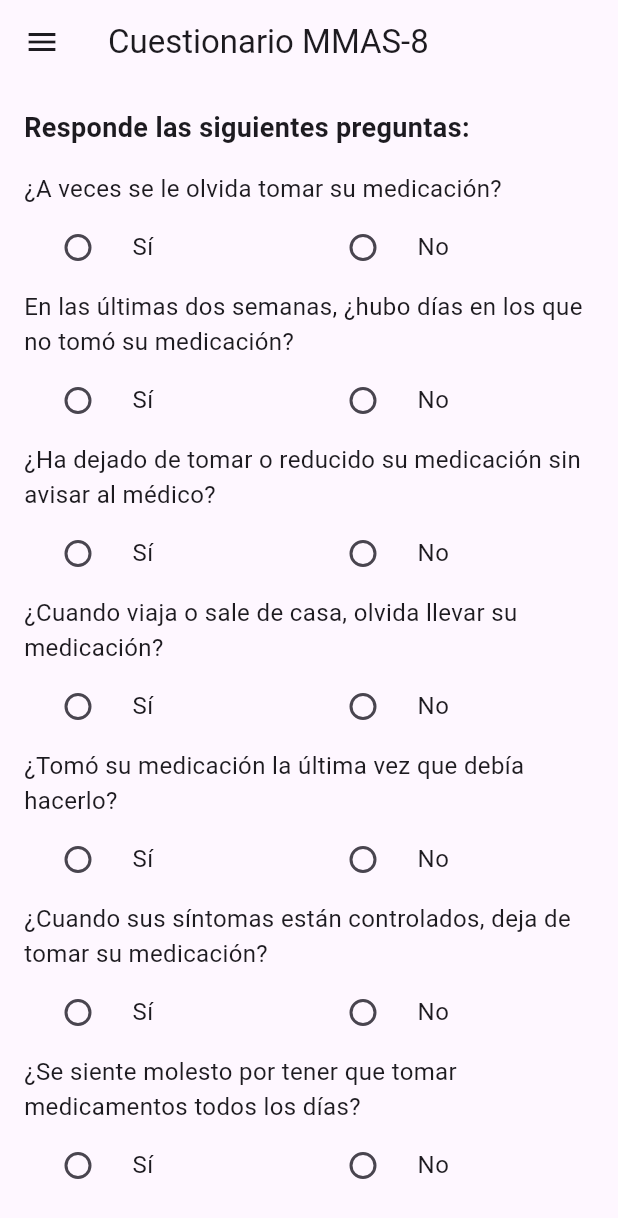
After one commit to RaulAntonioEsquivelCarpio001/mediapp, a Flutter app: the MMAS8Screen screen opened by its route, on a phone screen of 412 x 824 dp. The commit adds this screen. Shown: the top 1218 px of the screen. Run offline on Flutter 3.47's test engine with Material 3 defaults, Android fonts, the phone set to English and light mode, and no system bars; our stand-ins replace sqflite; accounts and stored records are empty.

Commit message:
Implementacion de funcionalidad para tomar cuestionario MMAS-8

```diff
--- a/lib/main.dart
+++ b/lib/main.dart
@@ -6,6 +6,8 @@ import 'screens/editar_medicamento_screen.dart';
 import 'screens/tratamientos/tratamientos_screen.dart';
 import 'screens/tratamientos/registrar_tratamiento_screen.dart';
 import 'screens/tratamientos/editar_tratamiento_screen.dart';
+import 'screens/mmas8_screen.dart';
+
 
 void main() {
   runApp(const MediApp());
@@ -27,6 +29,8 @@ class MediApp extends StatelessWidget {
         "/registrarMedicamento": (context) => const RegistrarMedicamentoScreen(),
         "/tratamientos": (context) => const TratamientosScreen(),
         "/registrarTratamiento": (context) => const RegistrarTratamientoScreen(),
+        "/mmas8": (context) => const MMAS8Screen(),
+
       },
       // Rutas dinámicas (para editar registros)
       onGenerateRoute: (settings) {
--- /dev/null
+++ b/lib/models/mmas8_result.dart
@@ -0,0 +1,37 @@
+// lib/models/mmas8_result.dart
+
+class MMAS8Result {
+  int? id;
+  double score;
+  String adherenceLevel;
+  int dateTaken; // epoch (milisegundos)
+  String? notes;
+
+  MMAS8Result({
+    this.id,
+    required this.score,
+    required this.adherenceLevel,
+    required this.dateTaken,
+    this.notes,
+  });
+
+  Map<String, dynamic> toMap() {
+    return {
+      'id': id,
+      'score': score,
+      'adherence_level': adherenceLevel,
+      'date_taken': dateTaken,
+      'notes': notes,
+    };
+  }
+
+  factory MMAS8Result.fromMap(Map<String, dynamic> map) {
+    return MMAS8Result(
+      id: map['id'],
+      score: map['score'],
+      adherenceLevel: map['adherence_level'],
+      dateTaken: map['date_taken'],
+      notes: map['notes'],
+    );
+  }
+}
--- a/lib/screens/home_screen.dart
+++ b/lib/screens/home_screen.dart
@@ -36,6 +36,12 @@ class HomeScreen extends StatelessWidget {
                 Navigator.pushReplacementNamed(context, "/tratamientos");
               },
             ),
+            ListTile(
+              leading: const Icon(Icons.fact_check),
+              title: const Text("Cuestionario MMAS-8"),
+              onTap: () {
+                Navigator.pushReplacementNamed(context, "/mmas8");},
+                ),
           ],
         ),
       ),
--- /dev/null
+++ b/lib/screens/mmas8_screen.dart
@@ -0,0 +1,168 @@
+import 'package:flutter/material.dart';
+import '../../db/crud_methods.dart';
+import '../../models/mmas8_result.dart';
+
+class MMAS8Screen extends StatefulWidget {
+  const MMAS8Screen({super.key});
+
+  @override
+  State<MMAS8Screen> createState() => _MMAS8ScreenState();
+}
+
+class _MMAS8ScreenState extends State<MMAS8Screen> {
+  final CrudMethods _crud = CrudMethods();
+
+  // Respuestas
+  Map<int, dynamic> answers = {};
+  double? _likertValue;
+
+  double _calculateScore() {
+    double total = 0;
+    for (int q = 1; q <= 7; q++) {
+      final val = answers[q];
+      if ([1, 2, 3, 4, 6, 7].contains(q) && val == true) total += 1;
+      if (q == 5 && val == false) total += 1;
+    }
+    total += _likertValue ?? 0;
+    return total;
+  }
+
+  String _getAdherenceLevel(double score) {
+    if (score == 0) return "Alta adherencia";
+    if (score < 2) return "Adherencia moderada";
+    return "Baja adherencia";
+  }
+
+  Future<void> _saveResult() async {
+    final score = _calculateScore();
+    final level = _getAdherenceLevel(score);
+
+    final result = MMAS8Result(
+      score: score,
+      adherenceLevel: level,
+      dateTaken: DateTime.now().millisecondsSinceEpoch,
+      notes: null,
+    );
+    await _crud.insertMMAS8Result(result);
+
+    showDialog(
+      context: context,
+      builder: (_) => AlertDialog(
+        title: const Text("Resultado"),
+        content: Text(
+          "Puntaje: ${score.toStringAsFixed(2)}\nNivel: $level",
+        ),
+        actions: [
+          TextButton(
+            onPressed: () => Navigator.pop(context),
+            child: const Text("OK"),
+          )
+        ],
+      ),
+    );
+  }
+
+  @override
+  Widget build(BuildContext context) {
+    return Scaffold(
+      appBar: AppBar(title: const Text("Cuestionario MMAS-8")),
+      drawer: Drawer(
+        child: ListView(
+          children: [
+            const DrawerHeader(
+              decoration: BoxDecoration(color: Colors.blue),
+              child: Text("MediApp", style: TextStyle(color: Colors.white)),
+            ),
+            ListTile(
+              leading: const Icon(Icons.home),
+              title: const Text("Inicio"),
+              onTap: () => Navigator.pushNamed(context, "/"),
+            ),
+            ListTile(
+              leading: const Icon(Icons.assignment),
+              title: const Text("MMAS-8"),
+              onTap: () => Navigator.pop(context),
+            ),
+          ],
+        ),
+      ),
+      body: ListView(
+        padding: const EdgeInsets.all(16),
+        children: [
+          const Text(
+            "Responde las siguientes preguntas:",
+            style: TextStyle(fontSize: 18, fontWeight: FontWeight.bold),
+          ),
+          const SizedBox(height: 16),
+
+          ...List.generate(7, (i) {
+            int q = i + 1;
+            String text = [
+              "¿A veces se le olvida tomar su medicación?",
+              "En las últimas dos semanas, ¿hubo días en los que no tomó su medicación?",
+              "¿Ha dejado de tomar o reducido su medicación sin avisar al médico?",
+              "¿Cuando viaja o sale de casa, olvida llevar su medicación?",
+              "¿Tomó su medicación la última vez que debía hacerlo?",
+              "¿Cuando sus síntomas están controlados, deja de tomar su medicación?",
+              "¿Se siente molesto por tener que tomar medicamentos todos los días?"
+            ][i];
+
+            return Column(
+              crossAxisAlignment: CrossAxisAlignment.start,
+              children: [
+                Text(text, style: const TextStyle(fontSize: 16)),
+                Row(
+                  children: [
+                    Expanded(
+                      child: RadioListTile(
+                        title: const Text("Sí"),
+                        value: true,
+                        groupValue: answers[q],
+                        onChanged: (val) =>
+                            setState(() => answers[q] = val),
+                      ),
+                    ),
+                    Expanded(
+                      child: RadioListTile(
+                        title: const Text("No"),
+                        value: false,
+                        groupValue: answers[q],
+                        onChanged: (val) =>
+                            setState(() => answers[q] = val),
+                      ),
+                    ),
+                  ],
+                ),
+              ],
+            );
+          }),
+
+          const SizedBox(height: 20),
+          const Text(
+            "¿Con qué frecuencia tiene dificultad para recordar tomar todos sus medicamentos?",
+            style: TextStyle(fontSize: 16),
+          ),
+          DropdownButton<double>(
+            isExpanded: true,
+            hint: const Text("Selecciona una opción"),
+            value: _likertValue,
+            items: const [
+              DropdownMenuItem(value: 0, child: Text("Nunca")),
+              DropdownMenuItem(value: 0.25, child: Text("Casi nunca")),
+              DropdownMenuItem(value: 0.5, child: Text("Algunas veces")),
+              DropdownMenuItem(value: 0.75, child: Text("Frecuentemente")),
+              DropdownMenuItem(value: 1, child: Text("Siempre")),
+            ],
+            onChanged: (val) => setState(() => _likertValue = val),
+          ),
+
+          const SizedBox(height: 32),
+          ElevatedButton(
+            onPressed: _saveResult,
+            child: const Text("Guardar resultado"),
+          ),
+        ],
+      ),
+    );
+  }
+}
```
Also changed, not shown: lib/db/crud_methods.dart (+21 -0 lines), lib/db/database_helper.dart (+28 -0 lines).
